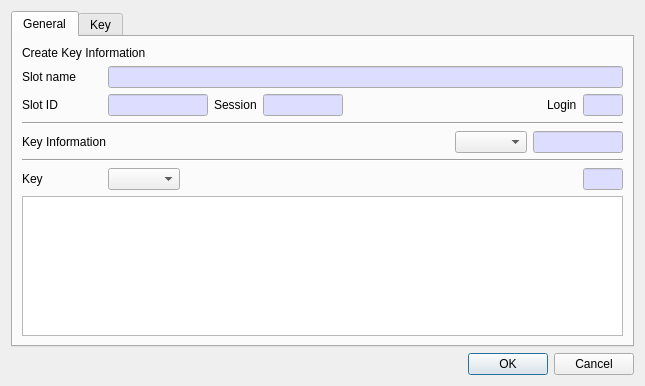
Before: the Qt Designer form CryptokiMan/create_key_dlg.ui in jykim74/CryptokiMan, drawn with Qt 5.
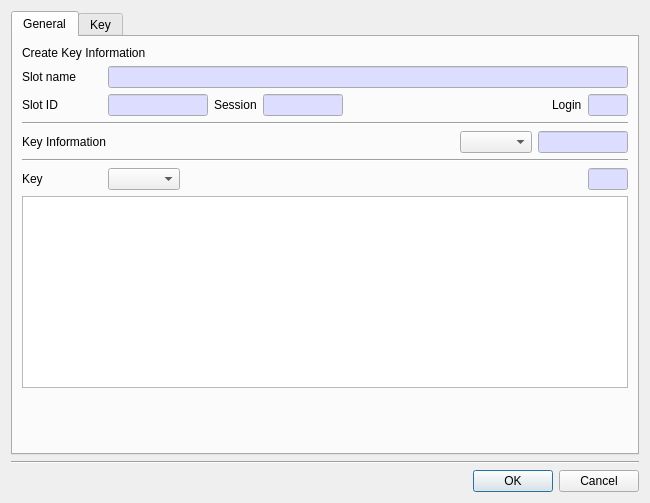
After: the same form once the commit is applied. The open tabs and pages were chosen to show the change.

Patch:
```diff
--- a/CryptokiMan/create_key_dlg.ui
+++ b/CryptokiMan/create_key_dlg.ui
@@ -6,8 +6,8 @@
    <rect>
     <x>0</x>
     <y>0</y>
-    <width>645</width>
-    <height>386</height>
+    <width>650</width>
+    <height>503</height>
    </rect>
   </property>
   <property name="windowTitle">
@@ -754,6 +754,13 @@
      </widget>
     </widget>
    </item>
+   <item>
+    <widget class="Line" name="line_5">
+     <property name="orientation">
+      <enum>Qt::Horizontal</enum>
+     </property>
+    </widget>
+   </item>
    <item>
     <widget class="QDialogButtonBox" name="buttonBox">
      <property name="orientation">
```
Left out of the diff: 2 changed lines with no effect on the pictures.
